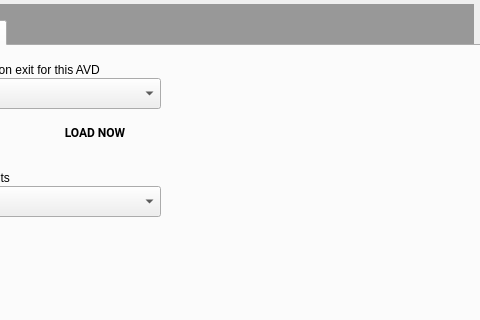
Old version of the form android/android-emu/android/skin/qt/extended-pages/snapshot-page.ui in the repository aosp-mirror/platform_external_qemu; both pictures show x 142 to 622 and y 0 to 320 of the 622 by 600 pixel window.
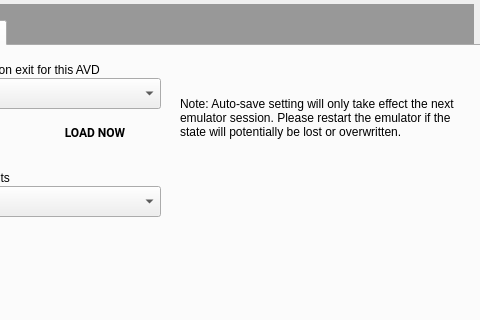
New version of the form. The open tabs and pages were chosen to show the change. Icons and pictures are not drawn. Custom widgets are drawn as their Qt base class.

Commit message: [snapshot] Basic UI for file-backed Quickboot

What changed in the file:
```diff
--- a/android/android-emu/android/skin/qt/extended-pages/snapshot-page.ui
+++ b/android/android-emu/android/skin/qt/extended-pages/snapshot-page.ui
@@ -620,6 +620,28 @@
       </property>
      </item>
     </widget>
+    <widget class="QLabel" name="autoSaveNoteLabel">
+     <property name="geometry">
+      <rect>
+       <x>320</x>
+       <y>32</y>
+       <width>281</width>
+       <height>61</height>
+      </rect>
+     </property>
+     <property name="text">
+      <string>Note: Auto-save setting will only take effect the next emulator session. Please restart the emulator if the state will potentially be lost or overwritten.</string>
+     </property>
+     <property name="alignment">
+      <set>Qt::AlignBottom|Qt::AlignLeading|Qt::AlignLeft</set>
+     </property>
+     <property name="wordWrap">
+      <bool>true</bool>
+     </property>
+     <property name="ColorGroup" stdset="0">
+      <string>Title</string>
+     </property>
+    </widget>
    </widget>
   </widget>
   <widget class="QLabel" name="noSnapshot_mask">
```
Left out of the diff: 2 changed lines with no effect on the pictures. The commit also changes 7 other files.
